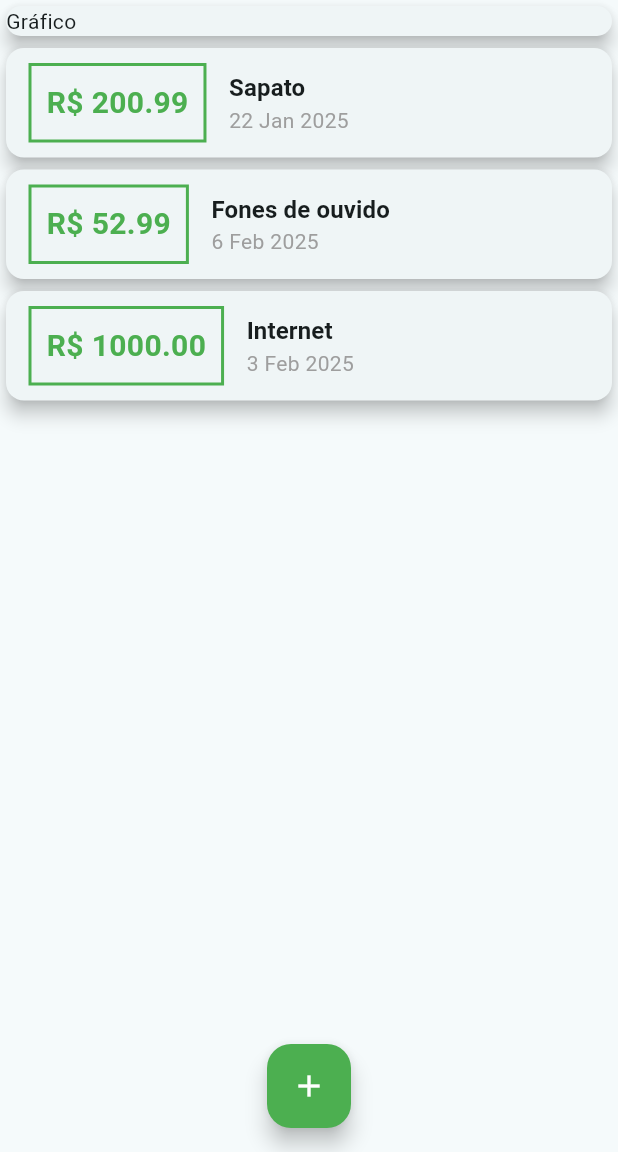
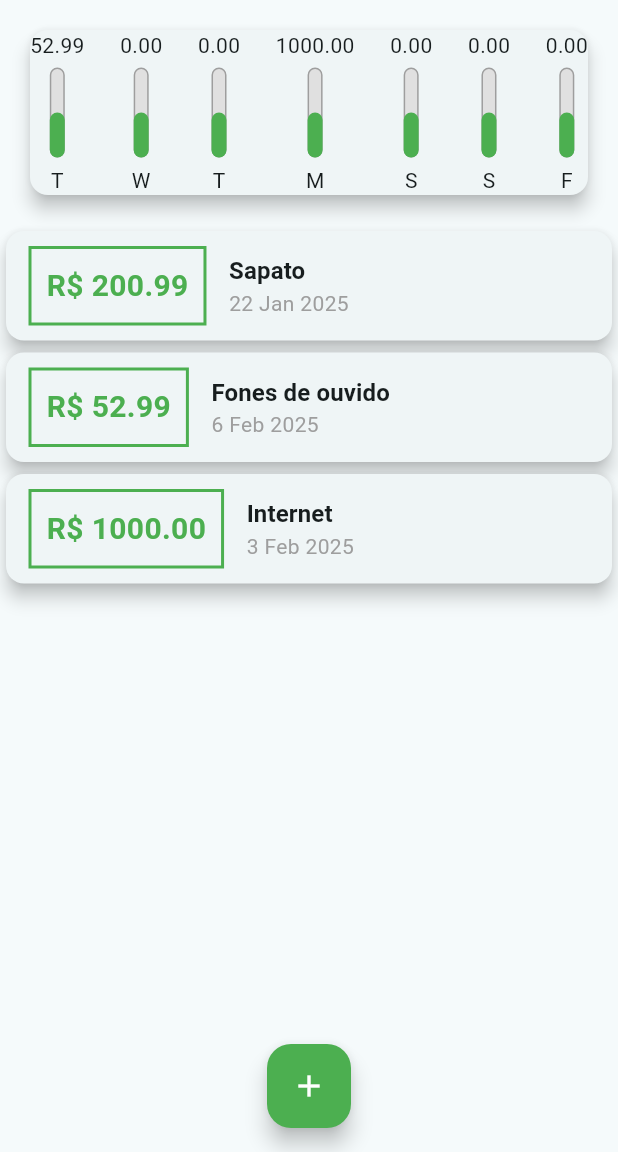
Before and after one commit to mateusalmeiida/despesas-pessoais-flutter, a Flutter app: the screen it shows after launch, on a phone screen of 412 x 824 dp, the part 84-1236 px from its top. Run offline on Flutter 3.47's test engine with Material 3 defaults, Android fonts, the light colour scheme and no system bars.

Commit message:
Adicionado componente com dia, gasto e uma barra de indicação das ultimas transações

```diff
--- a/lib/components/chart.dart
+++ b/lib/components/chart.dart
@@ -1,18 +1,19 @@
+import 'package:despesas/components/chart_bar.dart';
 import 'package:despesas/models/transaction.dart';
 import 'package:flutter/material.dart';
 import 'package:intl/intl.dart';
 
 class Chart extends StatelessWidget {
-  final List<Transaction> recentTransaction;
+  final List<Transaction> recentTransactions;
 
-  const Chart({required this.recentTransaction, super.key});
+  const Chart({required this.recentTransactions, super.key});
 
   List<Map<String, Object>> get groupedTransactions {
     return List.generate(7, (index) {
       final weekDay = DateTime.now().subtract(Duration(days: index));
       double totalSum = 0.0;
 
-      for (Transaction tr in recentTransaction) {
+      for (Transaction tr in recentTransactions) {
         bool sameDay = tr.date.day == weekDay.day;
         bool sameMonth = tr.date.month == weekDay.month;
         bool sameYear = tr.date.year == weekDay.year;
@@ -21,9 +22,6 @@ class Chart extends StatelessWidget {
           totalSum += tr.value;
         }
       }
-
-      print(DateFormat.E().format(weekDay)[0]);
-      print(totalSum);
 
       return {
         'day': DateFormat.E().format(weekDay)[0],
@@ -34,12 +32,19 @@ class Chart extends StatelessWidget {
 
   @override
   Widget build(BuildContext context) {
-    return const Card(
-      elevation: 5,
-      margin: EdgeInsets.all(20),
-      child: Row(
-        children: [],
-      ),
-    );
+    return Card(
+        elevation: 5,
+        margin: EdgeInsets.all(20),
+        child: Row(
+          mainAxisAlignment: MainAxisAlignment.spaceBetween,
+          children: groupedTransactions.map(
+            (tr) {
+              return ChartBar(
+                  label: tr['day'].toString(),
+                  value: (tr['value'] as num).toDouble(),
+                  percentage: 0.5);
+            },
+          ).toList(),
+        ));
   }
 }
--- /dev/null
+++ b/lib/components/chart_bar.dart
@@ -0,0 +1,49 @@
+import 'package:flutter/material.dart';
+
+class ChartBar extends StatelessWidget {
+  final String label;
+  final double value;
+  final double percentage;
+
+  const ChartBar({
+    required this.label,
+    required this.value,
+    required this.percentage,
+    super.key,
+  });
+
+  @override
+  Widget build(BuildContext context) {
+    return Column(
+      children: [
+        Text(value.toStringAsFixed(2)),
+        SizedBox(height: 5),
+        Container(
+          height: 60,
+          width: 10,
+          child: Stack(
+            alignment: Alignment.bottomCenter,
+            children: [
+              Container(
+                decoration: BoxDecoration(
+                    color: Colors.grey[300],
+                    borderRadius: BorderRadius.circular(5),
+                    border: Border.all(color: Colors.grey, width: 1)),
+              ),
+              FractionallySizedBox(
+                heightFactor: percentage,
+                child: Container(
+                  decoration: BoxDecoration(
+                      color: Theme.of(context).primaryColor,
+                      borderRadius: BorderRadius.circular(5)),
+                ),
+              )
+            ],
+          ),
+        ),
+        SizedBox(height: 5),
+        Text(label),
+      ],
+    );
+  }
+}
--- a/lib/main.dart
+++ b/lib/main.dart
@@ -1,5 +1,6 @@
 import 'dart:math';
 
+import 'package:despesas/components/chart.dart';
 import 'package:despesas/components/transaction_form.dart';
 import 'package:despesas/models/transaction.dart';
 import 'package:flutter/material.dart';
@@ -110,15 +111,8 @@ class _MyHomePageState extends State<MyHomePage> {
         child: Column(
           crossAxisAlignment: CrossAxisAlignment.stretch,
           children: [
-            Card(
-              elevation: 5,
-              child: Text('Gráfico'),
-            ),
-            Column(
-              children: [
-                TransactionList(transactions: _transactions),
-              ],
-            ),
+            Chart(recentTransactions: _recentTransactions),
+            TransactionList(transactions: _transactions),
           ],
         ),
       ),
```
